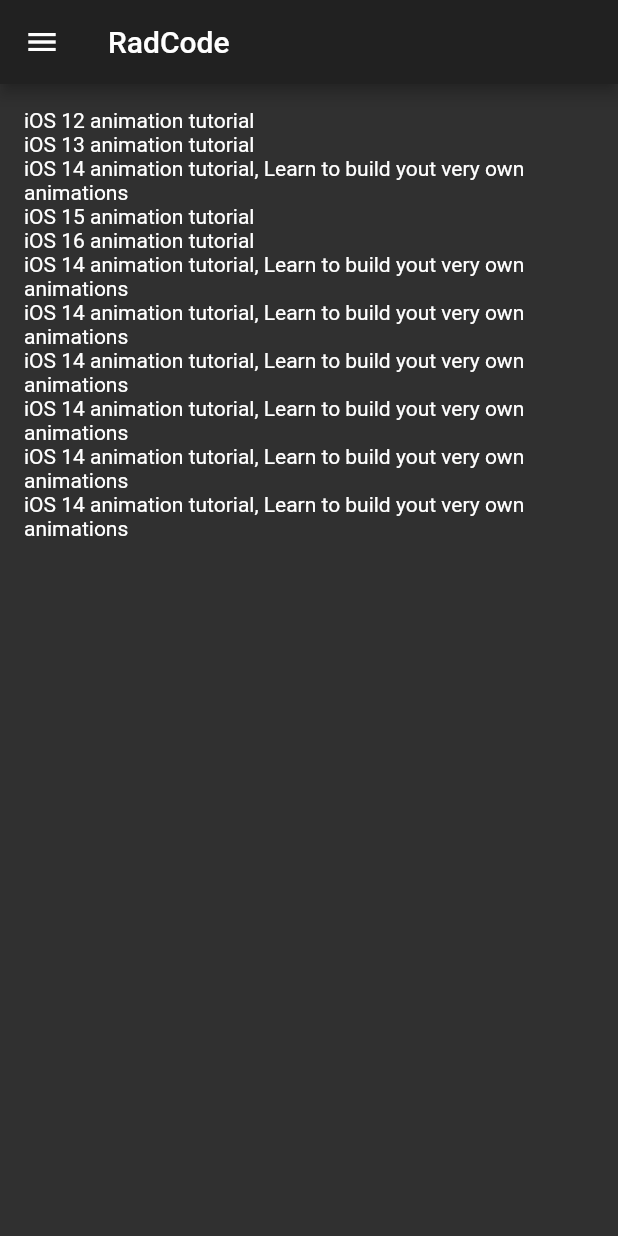
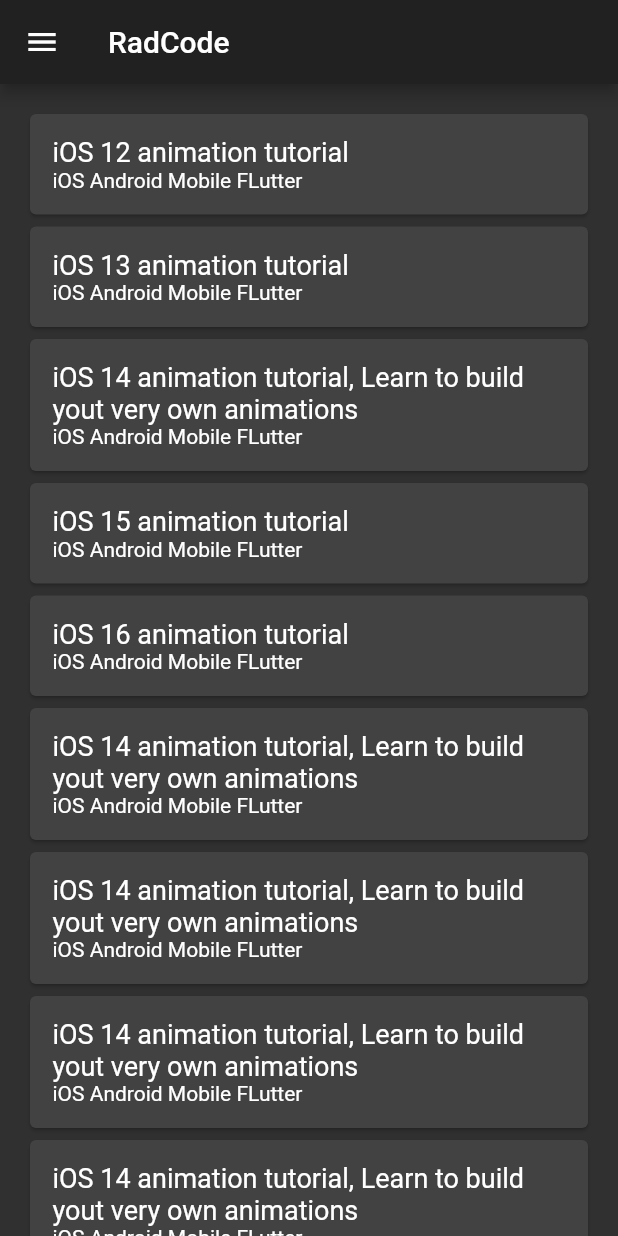
Before and after one commit to analiras2/web-requests-study-flutter, a Flutter app: the screen it shows after launch, on a phone screen of 412 x 824 dp. Run offline on Flutter 3.47's test engine with Material 2 defaults, Android fonts, the phone set to English and light mode, and no system bars.

Commit message:
PostCard widget

```diff
--- /dev/null
+++ b/lib/widgets/post_card.dart
@@ -0,0 +1,20 @@
+import 'package:flutter/material.dart';
+import 'package:web_requests_study/model/post.dart';
+
+Widget buildPostCard(Post post) {
+  return Card(
+    child: Container(
+      padding: EdgeInsets.all(15),
+      child: Column(
+        crossAxisAlignment: CrossAxisAlignment.start,
+        children: <Widget>[
+          Text(
+            post.title,
+            style: TextStyle(fontSize: 18),
+          ),
+          Text('iOS Android Mobile FLutter')
+        ],
+      ),
+    ),
+  );
+}
--- a/lib/widgets/post_list.dart
+++ b/lib/widgets/post_list.dart
@@ -1,5 +1,6 @@
 import 'package:flutter/material.dart';
 import 'package:web_requests_study/model/dummy_data.dart';
+import 'package:web_requests_study/widgets/post_card.dart';
 
 class PostList extends StatelessWidget {
   PostList() : super();
@@ -13,7 +14,7 @@ class PostList extends StatelessWidget {
       padding: EdgeInsets.all(16.0),
       itemBuilder: (BuildContext _context, int i) {
         if (i < posts.length) {
-          return Text(posts[i].title);
+          return buildPostCard(posts[i]);
         }
       },
     ));
```
